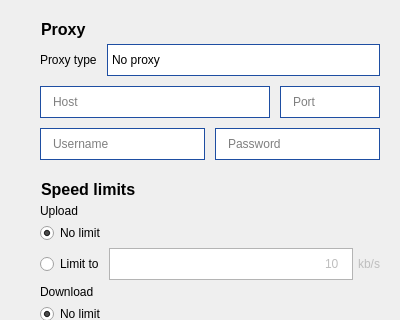
Above: parsec/core/gui/forms/network_settings_widget.ui from Scille/parsec-cloud before the change; both pictures show x 0 to 400 and y 0 to 320 of the 400 by 583 pixel window. Below: the same form after it.
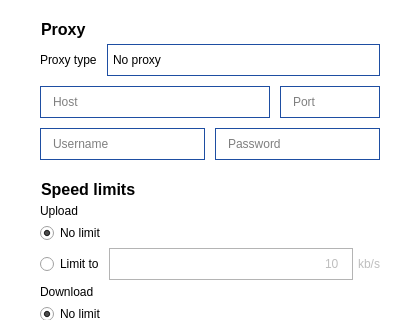
That is the form after the change. Icons and pictures are not drawn.

Patch:
```diff
--- a/parsec/core/gui/forms/network_settings_widget.ui
+++ b/parsec/core/gui/forms/network_settings_widget.ui
@@ -14,7 +14,12 @@
    <string>Form</string>
   </property>
   <property name="styleSheet">
-   <string notr="true">QLineEdit
+   <string notr="true">QWidget#NetworkSettingsWidget
+{
+background-color: rgb(255, 255, 255);
+}
+
+QLineEdit
 {
 border: 1px solid rgb(30, 78, 162);
 padding-left: 10px;
@@ -83,6 +88,7 @@
 border: 1px solid rgb(30, 78, 162);
 background-color: white;
 color: black;
+padding-left: 5px;
 }
 
 QComboBox::drop-down
```
